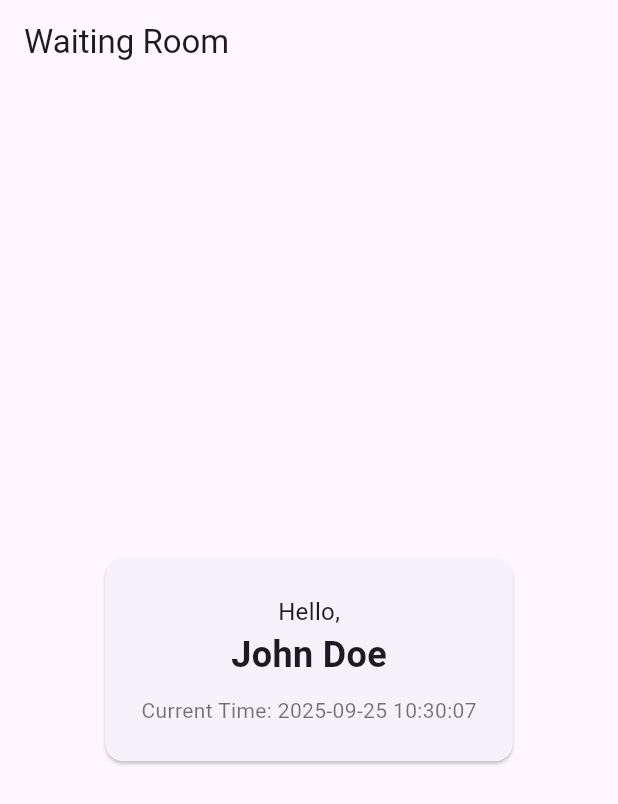
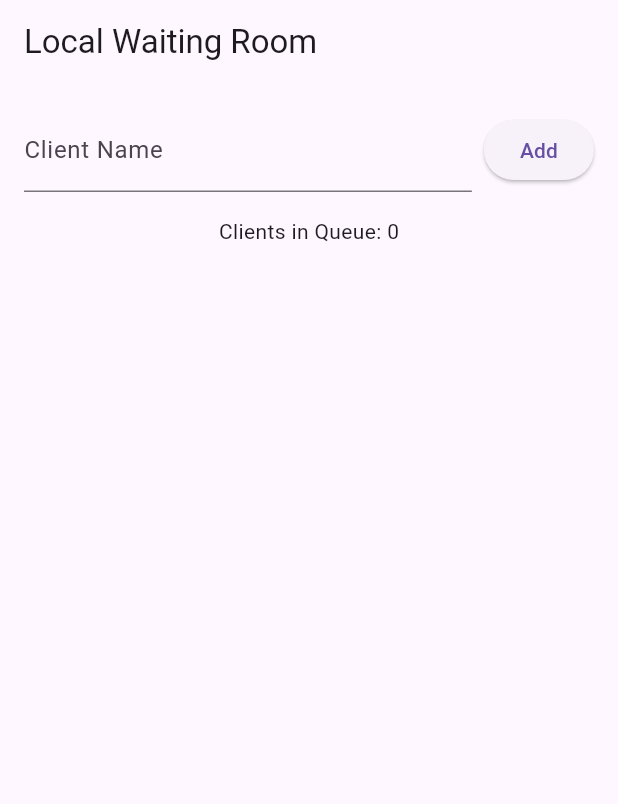
Before and after one commit to MoetezMaaoui/waiting_room_app_4, a Flutter app: the screen it shows after launch, on a phone screen of 412 x 824 dp. Shown: the top 804 px of the screen. Run offline on Flutter 3.47's test engine with Material 3 defaults, Android fonts, the phone set to English and light mode, and no system bars.

Commit message:
Initial commit of waiting_room_app

```diff
--- a/lib/main.dart
+++ b/lib/main.dart
@@ -1,23 +1,87 @@
 import 'package:flutter/material.dart';
-import 'package:waiting_room_app/waiting_room_card.dart';
+import 'package:waiting_room_app/waiting_room_manager.dart';
 
 void main() {
-  runApp(const MyApp());
+  runApp(const WaitingRoomApp());
 }
 
-class MyApp extends StatelessWidget {
-  const MyApp({super.key});
+class WaitingRoomApp extends StatelessWidget {
+  const WaitingRoomApp({super.key});
 
   @override
   Widget build(BuildContext context) {
     return MaterialApp(
-      title: 'Waiting Room',
-      home: Scaffold(
-        appBar: AppBar(
-          title: const Text('Waiting Room'),
-        ),
-        body: const Center(
-          child: WaitingRoomCard(name: 'John Doe'),
+      home: WaitingRoomScreen(),
+    );
+  }
+}
+
+class WaitingRoomScreen extends StatefulWidget {
+  const WaitingRoomScreen({super.key});
+
+  @override
+  State<WaitingRoomScreen> createState() => _WaitingRoomScreenState();
+}
+
+class _WaitingRoomScreenState extends State<WaitingRoomScreen> {
+  final WaitingRoomManager _manager = WaitingRoomManager();
+  final TextEditingController _controller = TextEditingController();
+
+  void _addClient() {
+    if (_controller.text.isNotEmpty) {
+      setState(() {
+        _manager.addClient(_controller.text);
+        _controller.clear();
+      });
+    }
+  }
+
+  @override
+  Widget build(BuildContext context) {
+    return Scaffold(
+      appBar: AppBar(title: const Text('Local Waiting Room')),
+      body: Padding(
+        padding: const EdgeInsets.all(16.0),
+        child: Column(
+          children: [
+            Row(
+              children: [
+                Expanded(
+                  child: TextField(
+                    controller: _controller,
+                    decoration: const InputDecoration(labelText: 'Client Name'),
+                  ),
+                ),
+                const SizedBox(width: 8),
+                ElevatedButton(
+                  onPressed: _addClient,
+                  child: const Text('Add'),
+                ),
+              ],
+            ),
+            const SizedBox(height: 16),
+            Text('Clients in Queue: ${_manager.clients.length}'),
+            Expanded(
+              child: ListView.builder(
+                itemCount: _manager.clients.length,
+                itemBuilder: (context, index) {
+                  final client = _manager.clients[index];
+                  return Card(child: ListTile(
+                    title: Text(client),
+                    trailing: IconButton(
+                      icon: const Icon(Icons.delete),
+                      onPressed: () {
+                        setState(() {
+                          _manager.removeClient(client);
+                        });
+                      },
+                    ),
+                  ),
+                  );
+                },
+              ),
+            ),
+          ],
         ),
       ),
     );
--- a/lib/waiting_room_manager.dart
+++ b/lib/waiting_room_manager.dart
@@ -0,0 +1,13 @@
+class WaitingRoomManager {
+  final List<String> _clients = [];
+  List<String> get clients => _clients;
+
+  void addClient(String name) {
+    _clients.add(name);
+  }
+
+  void removeClient(String name) {
+    _clients.remove(name);
+  }
+
+}
```
Also changed, not shown: 2 other files.
